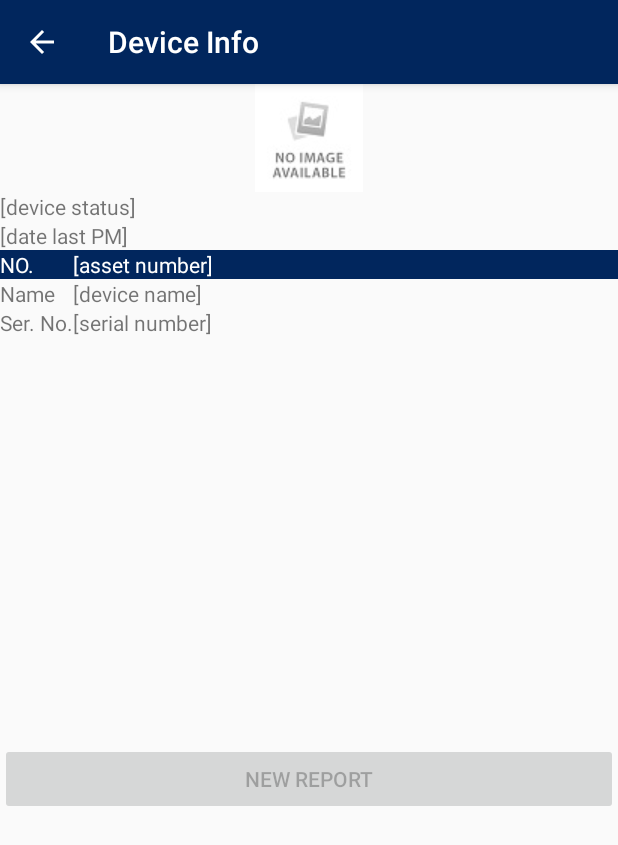
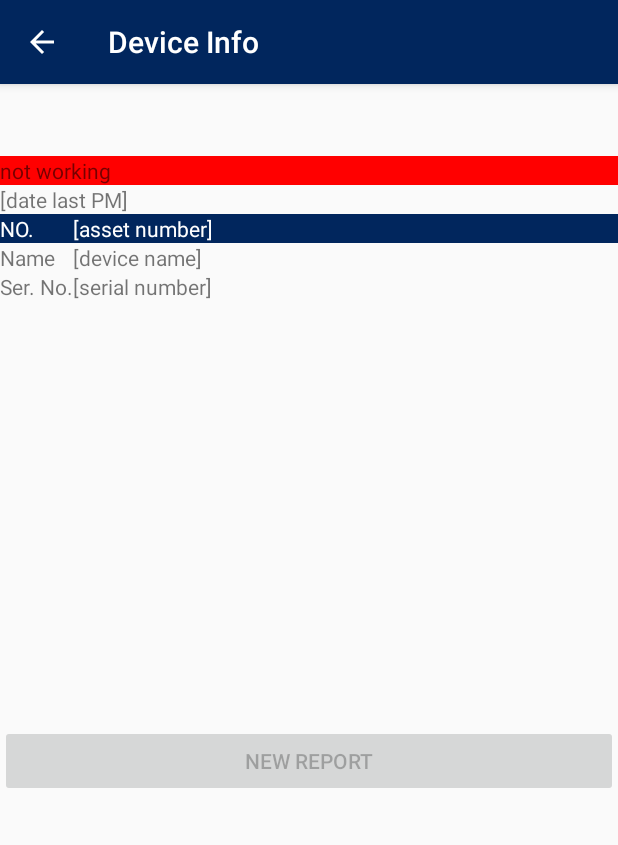
Before and after one commit to TechnologyWithoutBorders/Swift-App, an Android app: the DeviceInfoActivity screen opened directly, with no data from a screen before it, on a phone screen of 412 x 824 dp. Shown: the top 845 px of the screen. Run offline under Robolectric (Android 15) with nearby library versions, the phone set to English and light mode, and no system bars; network calls fail; 5 statements that could not run were skipped.

```diff
--- a/app/src/main/AndroidManifest.xml
+++ b/app/src/main/AndroidManifest.xml
@@ -22,7 +22,7 @@
             android:parentActivityName=".MainActivity" />
         <activity
             android:name=".QRActivity"
-            android:label="Scan QR Code"
+            android:label="Scan Barcode"
             android:parentActivityName=".MainActivity" />
         <activity android:name=".SearchActivity"
             android:label="Search"
--- a/app/src/main/java/ngo/teog/hstest/DeviceInfoActivity.java
+++ b/app/src/main/java/ngo/teog/hstest/DeviceInfoActivity.java
@@ -29,17 +29,27 @@ public class DeviceInfoActivity extends AppCompatActivity {
         Intent intent = this.getIntent();
         device = (HospitalDevice)intent.getSerializableExtra("device");
 
-        ImageView imageView = (ImageView)findViewById(R.id.imageView);
+        ImageView imageView = findViewById(R.id.imageView);
 
-        TextView statusView = (TextView)findViewById(R.id.statusView);
+        TextView statusView = findViewById(R.id.statusView);
+        if(device.isWorking()) {
+            statusView.setText("working");
+            statusView.setBackgroundColor(Color.GREEN);
+        } else {
+            statusView.setText("not working");
+            statusView.setBackgroundColor(Color.RED);
+        }
 
-        ProgressBar progressBar = (ProgressBar)findViewById(R.id.progressBar);
+        ProgressBar progressBar = findViewById(R.id.progressBar);
         progressBar.setVisibility(View.INVISIBLE);
 
-        TextView nameView = (TextView)findViewById(R.id.nameValueView);
-        nameView.setText(device.getAssetNumber());
+        TextView assetNumberView = findViewById(R.id.assetNumberView);
+        assetNumberView.setText(device.getAssetNumber());
 
-        TextView serialNumberView = (TextView)findViewById(R.id.serialNumberView);
+        TextView nameView = findViewById(R.id.nameValueView);
+        nameView.setText(device.getType());
+
+        TextView serialNumberView = findViewById(R.id.serialNumberView);
         serialNumberView.setText(device.getSerialNumber());
 
         new DownloadImageTask(imageView, progressBar).execute("https://teog.virlep.de/graphics/" + device.getID() + ".jpg", null);
--- a/app/src/main/java/ngo/teog/hstest/LoginActivity.java
+++ b/app/src/main/java/ngo/teog/hstest/LoginActivity.java
@@ -51,9 +51,7 @@ public class LoginActivity extends AppCompatActivity {
     }
 
     public void login(View view) {
-        SharedPreferences preferences = getSharedPreferences(Defaults.PREF_FILE_KEY, Context.MODE_PRIVATE);
-
-        RequestFactory.LoginRequest request = new RequestFactory().createLoginRequest(this, progressBar, loginButton, mailField.getText().toString(), getHash(passwordField.getText().toString()), preferences);
+        RequestFactory.LoginRequest request = new RequestFactory().createLoginRequest(this, progressBar, loginButton, mailField.getText().toString(), getHash(passwordField.getText().toString()));
 
         progressBar.setVisibility(View.VISIBLE);
         loginButton.setVisibility(View.INVISIBLE);
--- a/app/src/main/java/ngo/teog/hstest/NewDeviceActivity.java
+++ b/app/src/main/java/ngo/teog/hstest/NewDeviceActivity.java
@@ -90,7 +90,7 @@ public class NewDeviceActivity extends AppCompatActivity {
         RequestQueue queue = VolleyManager.getInstance(this).getRequestQueue();
 
         RequestFactory factory = new RequestFactory();
-        RequestFactory.DeviceCreationRequest request = factory.createDeviceCreationRequest(this, progressBar, createButton, device, bitmap, -1, wardField.getText().toString());
+        RequestFactory.DeviceCreationRequest request = factory.createDeviceCreationRequest(this, progressBar, createButton, device, bitmap, wardField.getText().toString());
 
         queue.add(request);
     }
--- a/app/src/main/java/ngo/teog/hstest/QRActivity.java
+++ b/app/src/main/java/ngo/teog/hstest/QRActivity.java
@@ -108,8 +108,7 @@ public class QRActivity extends AppCompatActivity {
         RequestQueue queue = VolleyManager.getInstance(this).getRequestQueue();
         DeviceFilter[] filters = {new DeviceFilter(DeviceFilter.ID, Integer.toString(id))};
 
-        RequestFactory.DeviceListRequest request = new RequestFactory().createDeviceRequest(this, progressBar, searchButton, filters, null);
-        //TODO deviceRequest mit Öffnen
+        RequestFactory.DeviceOpenRequest request = new RequestFactory().createDeviceOpenRequest(this, progressBar, searchButton, filters);
 
         searchButton.setVisibility(View.INVISIBLE);
         progressBar.setVisibility(View.VISIBLE);
--- a/app/src/main/res/layout/activity_device_info.xml
+++ b/app/src/main/res/layout/activity_device_info.xml
@@ -13,8 +13,7 @@
         <ImageView
             android:id="@+id/imageView"
             android:layout_width="match_parent"
-            android:layout_height="wrap_content"
-            app:srcCompat="@drawable/not_available" />
+            android:layout_height="wrap_content" />
 
         <ProgressBar
             android:id="@+id/progressBar"
@@ -54,7 +53,7 @@
                 android:text="NO." />
 
             <TextView
-                android:id="@+id/deviceNumberView"
+                android:id="@+id/assetNumberView"
                 android:layout_width="match_parent"
                 android:layout_height="wrap_content"
                 android:textColor="#FFFFFF"
--- a/app/src/main/res/layout/activity_new_device.xml
+++ b/app/src/main/res/layout/activity_new_device.xml
@@ -13,8 +13,7 @@
         android:id="@+id/imageView"
         android:layout_width="match_parent"
         android:layout_height="0dp"
-        android:layout_weight="1"
-        app:srcCompat="@drawable/not_available" />
+        android:layout_weight="1" />
 
     <Button
         android:id="@+id/pictureButton"
--- a/app/src/main/res/layout/activity_user_profile.xml
+++ b/app/src/main/res/layout/activity_user_profile.xml
@@ -39,8 +39,7 @@
                 <ImageView
                     android:id="@+id/imageView"
                     android:layout_width="match_parent"
-                    android:layout_height="wrap_content"
-                    app:srcCompat="@drawable/not_available" />
+                    android:layout_height="wrap_content" />
 
             </RelativeLayout>
 
```
Also changed, not shown: app/src/main/java/ngo/teog/hstest/MainActivity.java (+11 -2 lines), app/src/main/java/ngo/teog/hstest/comm/RequestFactory.java (+70 -3 lines), app/src/main/res/drawable/not_available.jpg (deleted).
